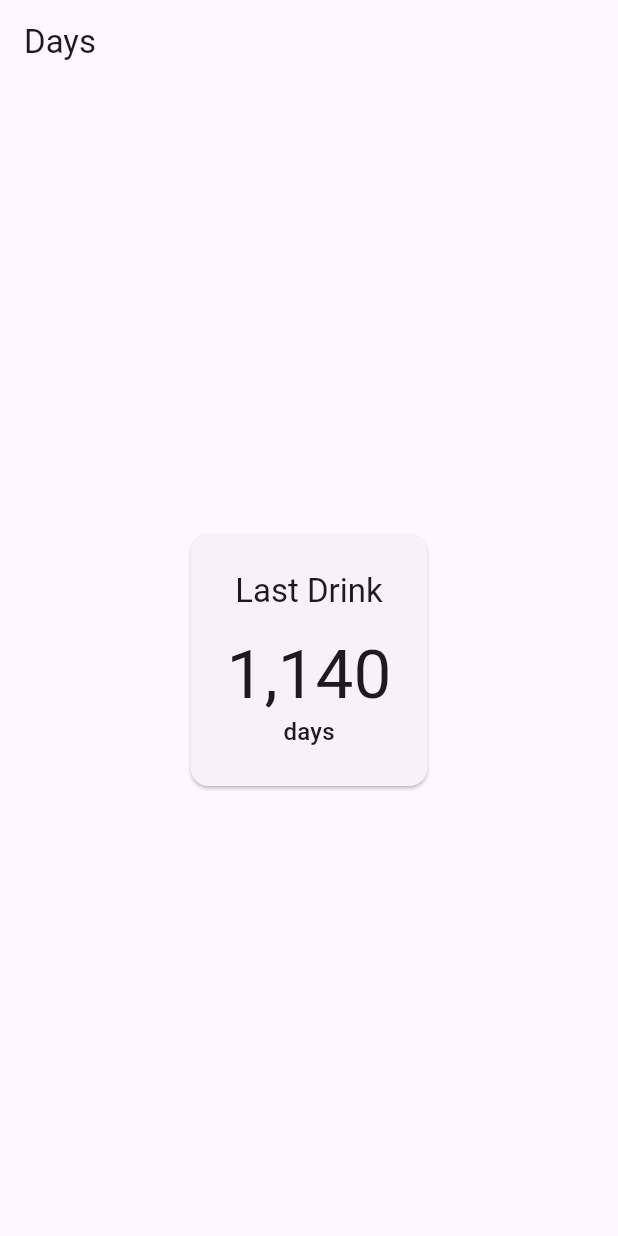
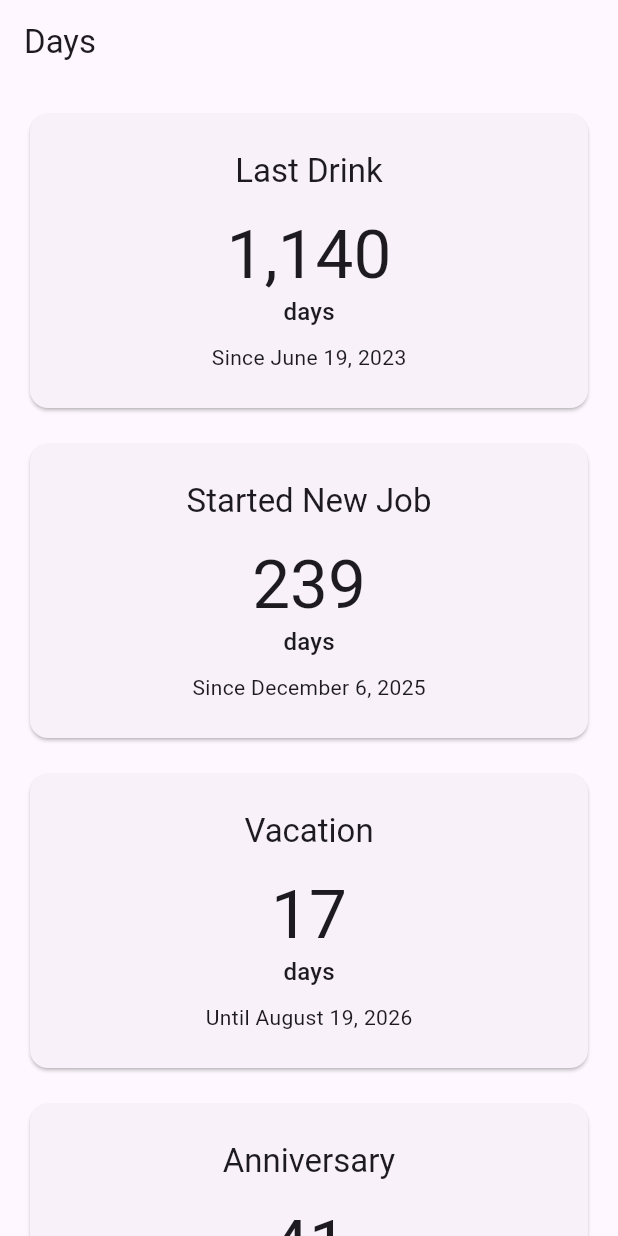
Before and after one commit to SeaOfLee/days_counter, a Flutter app: the screen it shows after launch, on a phone screen of 412 x 824 dp. Run offline on Flutter 3.47's test engine with Material 3 defaults, Android fonts, the phone set to English and light mode, and no system bars.

Commit message:
Display multiple events from in-memory data

```diff
--- a/lib/screens/event_list_screen.dart
+++ b/lib/screens/event_list_screen.dart
@@ -6,22 +6,50 @@ import '../widgets/event_card.dart';
 class EventListScreen extends StatelessWidget {
   const EventListScreen({super.key});
 
-  @override
-  Widget build(BuildContext context) {
-    final event = DateEvent(
+  static final List<DateEvent> _events = [
+    DateEvent(
       id: '1',
       title: 'Last Drink',
       date: DateTime(2023, 6, 19),
       direction: CountDirection.since,
-    );
+      emoji: '🍺',
+    ),
+    DateEvent(
+      id: '2',
+      title: 'Started New Job',
+      date: DateTime(2025, 12, 6),
+      direction: CountDirection.since,
+      emoji: '💼',
+    ),
+    DateEvent(
+      id: '3',
+      title: 'Vacation',
+      date: DateTime(2026, 8, 19),
+      direction: CountDirection.until,
+      emoji: '✈️',
+    ),
+    DateEvent(
+      id: '4',
+      title: 'Anniversary',
+      date: DateTime(2026, 9, 12),
+      direction: CountDirection.until,
+      emoji: '💍',
+    ),
+  ];
 
+  @override
+  Widget build(BuildContext context) {
     return Scaffold(
       appBar: AppBar(title: const Text('Days')),
-      body: Center(
-        child: Padding(
-          padding: const EdgeInsets.all(16),
-          child: EventCard(event: event),
-        ),
+      body: ListView.builder(
+        padding: const EdgeInsets.all(16),
+        itemCount: _events.length,
+        itemBuilder: (context, index) {
+          return Padding(
+            padding: const EdgeInsets.only(bottom: 16),
+            child: EventCard(event: _events[index]),
+          );
+        },
       ),
     );
   }
--- a/lib/utils/date_calculations.dart
+++ b/lib/utils/date_calculations.dart
@@ -37,3 +37,23 @@ String formatDayCount(int days) {
   }
   return days < 0 ? '-$buffer' : buffer.toString();
 }
+
+const _monthNames = [
+  'January',
+  'February',
+  'March',
+  'April',
+  'May',
+  'June',
+  'July',
+  'August',
+  'September',
+  'October',
+  'November',
+  'December',
+];
+
+/// Formats a date as e.g. "June 19, 2023".
+String formatDate(DateTime date) {
+  return '${_monthNames[date.month - 1]} ${date.day}, ${date.year}';
+}
--- a/lib/widgets/event_card.dart
+++ b/lib/widgets/event_card.dart
@@ -13,6 +13,9 @@ class EventCard extends StatelessWidget {
     final days = event.direction == CountDirection.since
         ? daysSince(event.date)
         : daysUntil(event.date);
+    final directionLabel = event.direction == CountDirection.since
+        ? 'Since ${formatDate(event.date)}'
+        : 'Until ${formatDate(event.date)}';
 
     return Card(
       child: Padding(
@@ -27,6 +30,11 @@ class EventCard extends StatelessWidget {
               style: Theme.of(context).textTheme.displayMedium,
             ),
             Text('days', style: Theme.of(context).textTheme.titleMedium),
+            const SizedBox(height: 8),
+            Text(
+              directionLabel,
+              style: Theme.of(context).textTheme.bodyMedium,
+            ),
           ],
         ),
       ),
```
Also changed, not shown: 1 other file.
